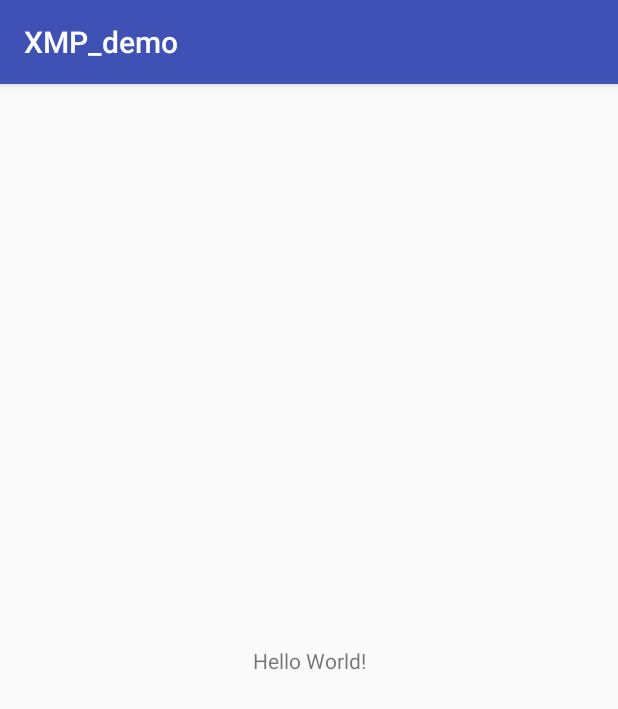
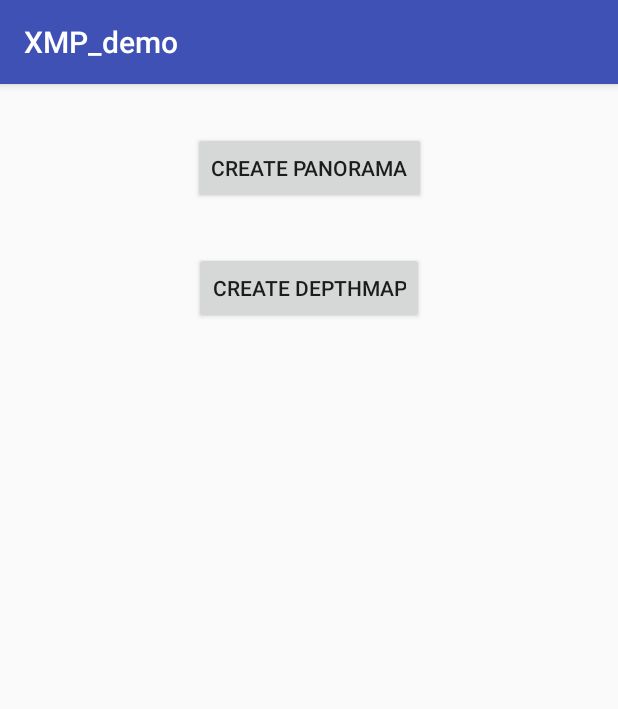
Before and after one commit to HJCYFY/Android-XMPDemo, an Android app: the screen it shows after launch (MainActivity), on a phone screen of 412 x 824 dp. Shown: the top 709 px of the screen. Run offline under Robolectric (Android 15) with nearby library versions, the phone set to English and light mode, and no system bars; libraries missing offline, so code that uses them is left out: com.adobe.xmp, org.apache.commons.

Commit message:
add depth map

```diff
--- a/app/src/main/java/com/arcsoft/xmp_demo/XmpBuilder.java
+++ b/app/src/main/java/com/arcsoft/xmp_demo/XmpBuilder.java
@@ -1,9 +1,12 @@
 package com.arcsoft.xmp_demo;
+
+import android.util.Log;
 
 import com.adobe.xmp.XMPException;
 import com.adobe.xmp.XMPMeta;
 import com.adobe.xmp.XMPMetaFactory;
 import com.adobe.xmp.options.PropertyOptions;
+import com.adobe.xmp.properties.XMPProperty;
 
 import java.util.ArrayList;
 
--- a/app/src/main/java/com/arcsoft/xmp_demo/XmpUtil.java
+++ b/app/src/main/java/com/arcsoft/xmp_demo/XmpUtil.java
@@ -1,5 +1,7 @@
 package com.arcsoft.xmp_demo;
 
+
+import android.util.Log;
 
 import com.adobe.xmp.XMPException;
 import com.adobe.xmp.XMPMeta;
--- a/app/src/main/res/layout/activity_main.xml
+++ b/app/src/main/res/layout/activity_main.xml
@@ -6,13 +6,43 @@
     android:layout_height="match_parent"
     tools:context=".MainActivity">
 
-    <TextView
+    <Button
+        android:id="@+id/button"
         android:layout_width="wrap_content"
         android:layout_height="wrap_content"
-        android:text="Hello World!"
-        app:layout_constraintBottom_toBottomOf="parent"
-        app:layout_constraintLeft_toLeftOf="parent"
-        app:layout_constraintRight_toRightOf="parent"
+        android:layout_marginEnd="8dp"
+        android:layout_marginStart="8dp"
+        android:layout_marginTop="32dp"
+        android:onClick="createPanorama"
+        android:text="Create Panorama"
+        app:layout_constraintEnd_toEndOf="parent"
+        app:layout_constraintStart_toStartOf="parent"
         app:layout_constraintTop_toTopOf="parent" />
 
+    <Button
+        android:id="@+id/button2"
+        android:layout_width="wrap_content"
+        android:layout_height="wrap_content"
+        android:layout_marginEnd="8dp"
+        android:layout_marginStart="8dp"
+        android:layout_marginTop="32dp"
+        android:onClick="createDepthmap"
+        android:text="Create Depthmap"
+        app:layout_constraintEnd_toEndOf="parent"
+        app:layout_constraintStart_toStartOf="parent"
+        app:layout_constraintTop_toBottomOf="@+id/button" />
+
+    <Button
+        android:id="@+id/button3"
+        android:layout_width="wrap_content"
+        android:layout_height="wrap_content"
+        android:layout_marginEnd="8dp"
+        android:layout_marginStart="8dp"
+        android:layout_marginTop="32dp"
+        android:onClick="getDepthImage"
+        android:text="Get depthIMG"
+        android:visibility="gone"
+        app:layout_constraintEnd_toEndOf="parent"
+        app:layout_constraintStart_toStartOf="parent"
+        app:layout_constraintTop_toBottomOf="@+id/button2" />
 </android.support.constraint.ConstraintLayout>
```
Also changed, not shown: app/src/main/java/com/arcsoft/xmp_demo/JpegGenerator.java (+42 -1 lines), app/src/main/java/com/arcsoft/xmp_demo/MainActivity.java (+145 -15 lines), app/src/main/assets/aa.jpeg (added), app/src/main/assets/example_color.jpg (added), app/src/main/assets/example_depthmap.jpg (added).
